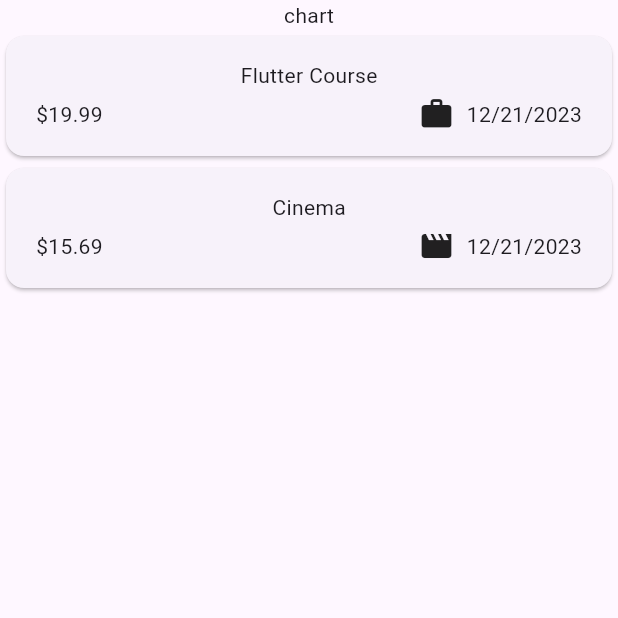
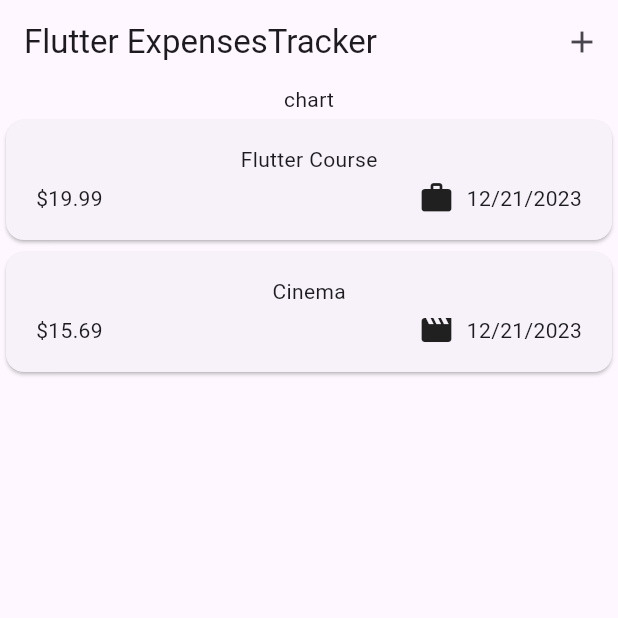
Before and after one commit to yusufdehbi/flutter_expense_tracker, a Flutter app: the screen it shows after launch, on a phone screen of 412 x 824 dp, the top half of it. Run offline on Flutter 3.47's test engine with Material 3 defaults, Android fonts, the phone set to English and light mode, and no system bars.

Commit message:
setting up AppBar

```diff
--- a/lib/widgets/expenses.dart
+++ b/lib/widgets/expenses.dart
@@ -28,6 +28,15 @@ class _ExpensesState extends State<Expenses> {
   @override
   Widget build(BuildContext context) {
     return Scaffold(
+      appBar: AppBar(
+        title: const Text("Flutter ExpensesTracker"),
+        actions: [
+          IconButton(
+            onPressed: () {},
+            icon: const Icon(Icons.add),
+          ),
+        ],
+      ),
       body: Column(
         children: [
           const Text("chart"),
--- a/lib/widgets/expenses_list/expenses_list.dart
+++ b/lib/widgets/expenses_list/expenses_list.dart
@@ -1,4 +1,3 @@
-import 'package:expense_tracker/widgets/expenses.dart';
 import 'package:expense_tracker/models/expense.dart';
 import 'package:expense_tracker/widgets/expenses_list/expense_item.dart';
 import 'package:flutter/material.dart';
```
